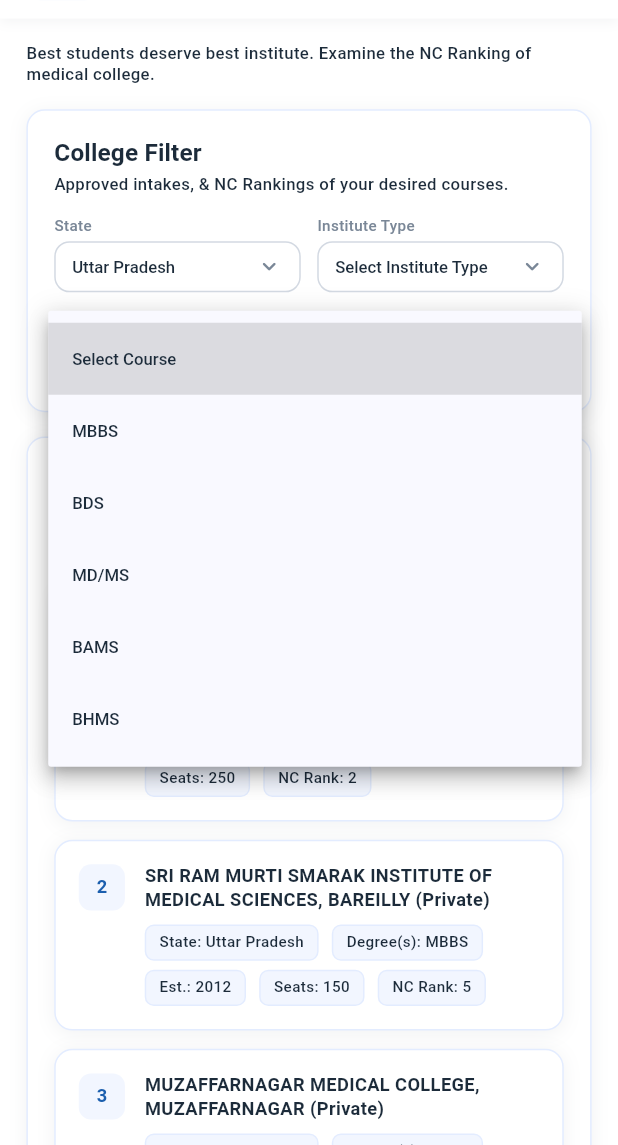
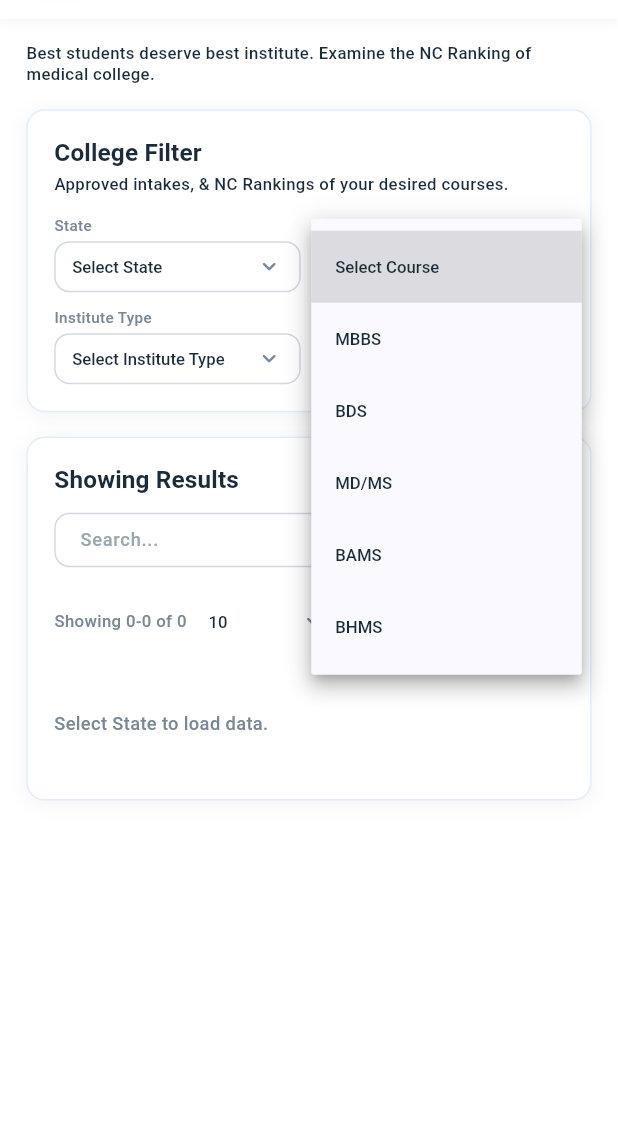
Before and after one commit to Fast-Trade-Technologies/neetCounsellingApp, a Flutter app: the CollegeRankingView screen opened by its route, after a tap on "Select Course", on a phone screen of 412 x 824 dp, the part 91-1236 px from its top. Run offline on Flutter 3.47's test engine with Material 3 defaults, Android fonts, the phone set to English and light mode, and no system bars; our stand-ins replace connectivity_plus, dio, flutter_screenutil, flutter_widget_from_html, get, get_storage and 2 more; missing offline and left inert: curl_logger_dio_interceptor; accounts and stored records are empty.

Commit message:
College Ranking Page APIs

```diff
--- a/lib/api_services/college_ranking_api.dart
+++ b/lib/api_services/college_ranking_api.dart
@@ -7,14 +7,16 @@ import 'package:neetcounsellingapp/app/core/storage/app_storage.dart';
 import 'base_api.dart';
 
 /// GET /college-ranking from NEET Counseling API Postman collection.
-/// Required params: nLoginUserIdNo, state_id_counselling, state_id
-/// Optional: course_id, clinical_type_id, page, per_page
+/// Required: nLoginUserIdNo, state_id_counselling, state_id.
+/// Optional: course_id, clinical_type_id, page (default 1), per_page (default 20, max 100).
 class CollegeRankingApi {
   static const String path = '/college-ranking';
+  static const int maxPerPage = 100;
 
   static final BaseAPI _api = BaseAPI();
 
-  /// GET {{base_url}}/college-ranking with query params.
+  /// GET {{base_url}}/college-ranking
+  /// Query: nLoginUserIdNo, state_id_counselling, state_id, [course_id], [clinical_type_id], [page], [per_page]
   static Future<(bool success, Map<String, dynamic>? data, String? errorMessage)> getCollegeRanking({
     required String stateIdCounselling,
     required String stateId,
@@ -36,8 +38,8 @@ class CollegeRankingApi {
       };
       if (courseId != null && courseId.isNotEmpty) query['course_id'] = courseId;
       if (clinicalTypeId != null && clinicalTypeId.isNotEmpty) query['clinical_type_id'] = clinicalTypeId;
-      if (page != null) query['page'] = page.toString();
-      if (perPage != null) query['per_page'] = perPage.toString();
+      if (page != null && page > 0) query['page'] = page.toString();
+      if (perPage != null && perPage > 0) query['per_page'] = (perPage > maxPerPage ? maxPerPage : perPage).toString();
 
       final response = await _api.get(
         url: path,
--- a/lib/app/modules/tools/college_ranking/college_ranking_controller.dart
+++ b/lib/app/modules/tools/college_ranking/college_ranking_controller.dart
@@ -1,6 +1,8 @@
 import 'package:get/get.dart';
 
+import '../../../../api_services/college_ranking_api.dart';
 import '../../../../api_services/filters_api.dart';
+import '../../../core/snackbar/app_snackbar.dart';
 
 class CollegeRankingRow {
   CollegeRankingRow({
@@ -20,94 +22,317 @@ class CollegeRankingRow {
   final String yearOfEstablishment;
   final String totalSeats;
   final String ncRanking;
+
+  static String _instituteStr(Map<String, dynamic> json) {
+    String str(dynamic v) => (v?.toString() ?? '').trim();
+    final name = str(json['college_name'] ?? json['institute_name'] ?? json['institute'] ?? json['college']);
+    final type = str(json['institute_type_name'] ?? json['institute_type']);
+    if (name.isNotEmpty && type.isNotEmpty) return '$name ($type)';
+    return name.isNotEmpty ? name : type;
+  }
+
+  factory CollegeRankingRow.fromJson(Map<String, dynamic> json) {
+    int toInt(dynamic v) => v is int ? v : int.tryParse(v?.toString() ?? '') ?? 0;
+    String str(dynamic v) => (v?.toString() ?? '').trim();
+    return CollegeRankingRow(
+      sNo: toInt(json['s_no'] ?? json['sNo'] ?? json['serial_no']),
+      instituteAndType: CollegeRankingRow._instituteStr(json),
+      state: str(json['state_name'] ?? json['state']),
+      degreesOffered: str(json['degree'] ?? json['degrees_offered'] ?? json['course_name'] ?? json['course'] ?? json['courses']),
+      yearOfEstablishment: str(json['establishment_year'] ?? json['year_of_establishment'] ?? json['year']),
+      totalSeats: str(json['total_seats'] ?? json['seats'] ?? json['seat_count']),
+      ncRanking: str(json['mm_ranking'] ?? json['nc_ranking'] ?? json['ranking'] ?? json['rank']),
+    );
+  }
 }
 
 class CollegeRankingController extends GetxController {
-  final RxString selectedState = 'Uttar Pradesh'.obs;
+  final RxString selectedState = 'Select State'.obs;
+  final RxString selectedStateId = ''.obs;
   final RxString selectedInstituteType = 'Select Institute Type'.obs;
   final RxString selectedCourse = 'Select Course'.obs;
+  final RxString selectedClinicalType = 'Select Clinical Type'.obs;
+  final RxString selectedClinicalTypeId = ''.obs;
+  final RxInt entriesPerPage = 10.obs;
   final RxString searchQuery = ''.obs;
+  final RxInt currentPage = 1.obs;
+  final RxInt totalCount = 0.obs;
+  final RxBool totalCountFromApi = false.obs;
+  final RxInt paginationFromApi = 0.obs;
+  final RxInt paginationToApi = 0.obs;
+
+  final RxBool filtersLoading = true.obs;
+  final RxBool isLoading = false.obs;
+  final RxString error = ''.obs;
 
   final RxList<FilterItem> stateFilters = <FilterItem>[].obs;
+  final RxList<FilterItem> courseFilters = <FilterItem>[].obs;
+  final RxList<FilterItem> clinicalTypeFilters = <FilterItem>[].obs;
+
   List<String> get states => stateFilters.isEmpty
       ? ['Select State', 'Uttar Pradesh', 'Maharashtra', 'Rajasthan', 'Karnataka']
       : ['Select State', ...stateFilters.map((e) => e.name)];
 
   static const List<String> instituteTypes = ['Select Institute Type', 'Government', 'Private', 'Deemed'];
   static const List<String> courses = ['Select Course', 'MBBS', 'BDS', 'MD/MS', 'BAMS', 'BHMS'];
+  static const List<int> entriesOptions = [10, 25, 50, 100];
 
-  late final List<CollegeRankingRow> _allRows;
+  static const Map<String, String> courseIds = {
+    'MBBS': '1',
+    'BDS': '2',
+    'MD/MS': '3',
+    'BAMS': '4',
+    'BHMS': '5',
+  };
+
+  List<String> get coursesForDropdown => courseFilters.isEmpty
+      ? ['Select Course', ...courses.where((c) => c != 'Select Course')]
+      : ['Select Course', ...courseFilters.map((e) => e.name)];
+
+  List<String> get clinicalTypesForDropdown => clinicalTypeFilters.isEmpty
+      ? ['Select Clinical Type']
+      : ['Select Clinical Type', ...clinicalTypeFilters.map((e) => e.name)];
+
+  late List<CollegeRankingRow> _allRows;
   final RxList<CollegeRankingRow> filteredRows = <CollegeRankingRow>[].obs;
 
   @override
   void onInit() {
     super.onInit();
-    _allRows = _buildSampleRows();
-    _applyFilters();
-    _loadStateFilters();
+    _allRows = [];
+    _loadFilters();
   }
 
-  Future<void> _loadStateFilters() async {
-    final (success, stateList, _) = await FiltersApi.getStates(showLoader: false);
-    if (success && stateList.isNotEmpty) stateFilters.assignAll(stateList);
+  Future<void> _loadFilters() async {
+    filtersLoading.value = true;
+    final (statesOk, stateList, _) = await FiltersApi.getStates(showLoader: false);
+    if (statesOk && stateList.isNotEmpty) {
+      stateFilters.assignAll(stateList);
+    }
+    await _loadFiltersFromCollegeRankingApi();
+    filtersLoading.value = false;
+  }
+
+  Future<void> _loadFiltersFromCollegeRankingApi() async {
+    final stateId = stateFilters.isNotEmpty ? stateFilters.first.id : '2';
+    final (success, data, _) = await CollegeRankingApi.getCollegeRanking(
+      stateIdCounselling: '1',
+      stateId: stateId,
+      page: 1,
+      perPage: 10,
+      showLoader: false,
+    );
+    if (success && data != null) _parseFiltersFromResponse(data);
+  }
+
+  void _parseFiltersFromResponse(Map<String, dynamic> data) {
+    final filters = data['filters'];
+    if (filters is! Map) return;
+    final map = Map<String, dynamic>.from(filters);
+
+    final coursesList = map['courses'];
+    if (coursesList is List) {
+      courseFilters.assignAll(_parseFilterItemList(coursesList));
+    }
+
+    final clinicalList = map['clinical_types'];
+    if (clinicalList is List) {
+      clinicalTypeFilters.assignAll(_parseFilterItemList(clinicalList));
+    }
+  }
+
+  static List<FilterItem> _parseFilterItemList(dynamic raw) {
+    final list = <FilterItem>[];
+    if (raw is! List) return list;
+    for (final e in raw) {
+      if (e is Map) {
+        final m = Map<String, dynamic>.from(e);
+        final id = (m['id']?.toString() ?? '').trim();
+        final name = (m['name']?.toString() ?? '').trim();
+        if (name.isNotEmpty) list.add(FilterItem(id: id, name: name));
+      }
+    }
+    return list;
   }
 
   @override
-  Future<void> refresh() async => _applyFilters();
-
-  List<CollegeRankingRow> _buildSampleRows() {
-    return [
-      CollegeRankingRow(
-        sNo: 1,
-        instituteAndType: 'SCHOOL OF MEDICAL SCIENCES (SHARDA UNIVERSITY) G.NOIDA (Private)',
-        state: 'Uttar Pradesh',
-        degreesOffered: 'MBBS, MD/MS',
-        yearOfEstablishment: '2009',
-        totalSeats: '250',
-        ncRanking: '2',
-      ),
-      CollegeRankingRow(
-        sNo: 2,
-        instituteAndType: 'SRI RAM MURTI SMARAK INSTITUTE OF MEDICAL SCIENCES, BAREILLY (Private)',
-        state: 'Uttar Pradesh',
-        degreesOffered: 'MBBS',
-        yearOfEstablishment: '2012',
-        totalSeats: '150',
-        ncRanking: '5',
-      ),
-      CollegeRankingRow(
-        sNo: 3,
-        instituteAndType: 'MUZAFFARNAGAR MEDICAL COLLEGE, MUZAFFARNAGAR (Private)',
-        state: 'Uttar Pradesh',
-        degreesOffered: 'MBBS',
-        yearOfEstablishment: '2014',
-        totalSeats: '200',
-        ncRanking: '8',
-      ),
-      CollegeRankingRow(
-        sNo: 4,
-        instituteAndType: 'EXAMPLE GOVERNMENT MEDICAL COLLEGE (Government)',
-        state: 'Uttar Pradesh',
-        degreesOffered: 'MBBS, MD/MS',
-        yearOfEstablishment: '1985',
-        totalSeats: '250',
-        ncRanking: '1',
-      ),
-      CollegeRankingRow(
-        sNo: 5,
-        instituteAndType: 'DEEMED UNIVERSITY MEDICAL COLLEGE (Deemed)',
-        state: 'Uttar Pradesh',
-        degreesOffered: 'MBBS, MD/MS, BDS',
-        yearOfEstablishment: '2005',
-        totalSeats: '100',
-        ncRanking: '3',
-      ),
-    ];
+  Future<void> refresh() async {
+    currentPage.value = 1;
+    return loadCollegeRanking(showLoader: false, page: 1);
   }
 
-  void setState(String v) => selectedState.value = v;
+  bool get canLoad => selectedStateId.value.isNotEmpty;
+
+  Future<void> loadCollegeRanking({bool showLoader = true, int? page}) async {
+    if (!canLoad) {
+      _allRows = [];
+      filteredRows.clear();
+      totalCount.value = 0;
+      return;
+    }
+    final pageToLoad = page ?? currentPage.value;
+    if (pageToLoad < 1) return;
+    currentPage.value = pageToLoad;
+    error.value = '';
+    isLoading.value = true;
+
+    String? courseId;
+    if (selectedCourse.value.isNotEmpty && selectedCourse.value != 'Select Course') {
+      if (courseFilters.isNotEmpty) {
+        final match = courseFilters.where((e) => e.name == selectedCourse.value).toList();
+        courseId = match.isNotEmpty ? match.first.id : courseIds[selectedCourse.value];
+      } else {
+        courseId = courseIds[selectedCourse.value];
+      }
+    }
+    String? clinicalTypeId;
+    if (clinicalTypeFilters.isNotEmpty &&
+        selectedClinicalType.value.isNotEmpty &&
+        selectedClinicalType.value != 'Select Clinical Type') {
+      final match = clinicalTypeFilters.where((e) => e.name == selectedClinicalType.value).toList();
+      clinicalTypeId = match.isNotEmpty ? match.first.id : null;
+    }
+
+    final perPage = entriesPerPage.value.clamp(1, CollegeRankingApi.maxPerPage);
+    final (success, data, errorMessage) = await CollegeRankingApi.getCollegeRanking(
+      stateIdCounselling: '1',
+      stateId: selectedStateId.value,
+      courseId: courseId,
+      clinicalTypeId: clinicalTypeId,
+      page: pageToLoad,
+      perPage: perPage,
+      showLoader: showLoader,
+    );
+    isLoading.value = false;
+
+    if (!success || data == null) {
+      error.value = errorMessage ?? 'Failed to load college ranking';
+      AppSnackbar.error('College Ranking', error.value);
+      _allRows = [];
+      filteredRows.clear();
+      totalCount.value = 0;
+      totalCountFromApi.value = false;
+      paginationFromApi.value = 0;
+      paginationToApi.value = 0;
+      return;
+    }
+
+    final pagination = data['pagination'];
+    if (pagination is Map) {
+      final map = Map<String, dynamic>.from(pagination);
+      final rawTotal = map['total'];
+      if (rawTotal != null) {
+        totalCount.value = rawTotal is int ? rawTotal : int.tryParse(rawTotal.toString()) ?? 0;
+        totalCountFromApi.value = true;
+      }
+      paginationFromApi.value = map['from'] is int ? map['from'] as int : int.tryParse(map['from']?.toString() ?? '') ?? 0;
+      paginationToApi.value = map['to'] is int ? map['to'] as int : int.tryParse(map['to']?.toString() ?? '') ?? 0;
+    } else {
+      final rawTotal = data['total'] ?? data['total_count'] ?? data['totalCount'] ?? data['total_records'];
+      if (rawTotal != null) {
+        totalCount.value = rawTotal is int ? rawTotal : int.tryParse(rawTotal.toString()) ?? 0;
+        totalCountFromApi.value = true;
+      } else {
+        totalCountFromApi.value = false;
+      }
+      paginationFromApi.value = 0;
+      paginationToApi.value = 0;
+    }
+
+    // API response: data.colleges = array of ranking rows
+    final rawList = data['colleges'] ?? data['college_ranking'] ?? data['data'] ?? data['list'] ?? data['rankings'];
+    final list = <CollegeRankingRow>[];
+    if (rawList is List) {
+      for (var i = 0; i < rawList.length; i++) {
+        final e = rawList[i];
+        if (e is Map) {
+          final map = Map<String, dynamic>.from(e);
+          if (map['s_no'] == null && map['sNo'] == null) {
+            map['s_no'] = (pageToLoad - 1) * perPage + i + 1;
+          }
+          list.add(CollegeRankingRow.fromJson(map));
+        }
+      }
+      if (totalCount.value == 0) totalCount.value = (pageToLoad - 1) * perPage + list.length;
+    }
+    _allRows = list;
+    _applyFilters();
+    _parseFiltersFromResponse(data);
+  }
+
+  void setState(String v) {
+    selectedState.value = v;
+    if (v == 'Select State') {
+      selectedStateId.value = '';
+    } else {
+      final match = stateFilters.where((e) => e.name == v).toList();
+      selectedStateId.value = match.isEmpty ? '' : match.first.id;
+    }
+    loadCollegeRanking(showLoader: false, page: 1);
+  }
+
   void setInstituteType(String v) => selectedInstituteType.value = v;
-  void setCourse(String v) => selectedCourse.value = v;
+
+  void setCourse(String v) {
+    selectedCourse.value = v;
+    loadCollegeRanking(showLoader: false, page: 1);
+  }
+
+  void setClinicalType(String v) {
+    selectedClinicalType.value = v;
+    if (v == 'Select Clinical Type') {
+      selectedClinicalTypeId.value = '';
+    } else {
+      final match = clinicalTypeFilters.where((e) => e.name == v).toList();
+      selectedClinicalTypeId.value = match.isEmpty ? '' : match.first.id;
+    }
+    loadCollegeRanking(showLoader: false, page: 1);
+  }
+
+  void setEntriesPerPage(int v) {
+    entriesPerPage.value = v;
+    currentPage.value = 1;
+    if (canLoad) loadCollegeRanking(showLoader: false, page: 1);
+  }
+
+  int get totalPages {
+    final perPage = entriesPerPage.value.clamp(1, CollegeRankingApi.maxPerPage);
+    final total = totalCount.value;
+    if (total <= 0 || perPage <= 0) return 0;
+    return (total / perPage).ceil();
+  }
+
+  bool get hasNextPage {
+    if (totalCountFromApi.value) return currentPage.value < totalPages;
+    final perPage = entriesPerPage.value.clamp(1, CollegeRankingApi.maxPerPage);
+    return filteredRows.length >= perPage;
+  }
+
+  bool get hasPreviousPage => currentPage.value > 1;
+
+  void nextPage() {
+    if (hasNextPage) loadCollegeRanking(showLoader: false, page: currentPage.value + 1);
+  }
+
+  void previousPage() {
+    if (hasPreviousPage) loadCollegeRanking(showLoader: false, page: currentPage.value - 1);
+  }
+
+  int get paginationStart {
+    if (paginationFromApi.value > 0 && paginationToApi.value > 0) return paginationFromApi.value;
+    final perPage = entriesPerPage.value.clamp(1, CollegeRankingApi.maxPerPage);
+    if (filteredRows.isEmpty) return 0;
+    return (currentPage.value - 1) * perPage + 1;
+  }
+
+  int get paginationEnd {
+    if (paginationFromApi.value > 0 && paginationToApi.value > 0) return paginationToApi.value;
+    final perPage = entriesPerPage.value.clamp(1, CollegeRankingApi.maxPerPage);
+    final count = filteredRows.length;
+    if (count == 0) return 0;
+    return (currentPage.value - 1) * perPage + count;
+  }
+
   void setSearchQuery(String value) {
     searchQuery.value = value;
     _applyFilters();
--- a/lib/app/modules/tools/college_ranking/college_ranking_view.dart
+++ b/lib/app/modules/tools/college_ranking/college_ranking_view.dart
@@ -60,12 +60,31 @@ class CollegeRankingView extends GetView<CollegeRankingController> {
     );
   }
 
+  Widget _buildClinicalTypeDropdown(BuildContext context) {
+    if (controller.clinicalTypeFilters.isEmpty) return const Expanded(child: SizedBox());
+    return Expanded(
+      child: _FilterDropdown(
+        label: 'Clinical Type',
+        value: controller.selectedClinicalType.value,
+        items: controller.clinicalTypesForDropdown,
+        onChanged: controller.setClinicalType,
+      ),
+    );
+  }
+
   Widget _buildFilterCard(BuildContext context) {
     return Container(
       width: double.infinity,
       padding: EdgeInsets.all(16.w),
       decoration: _cardDecoration(),
-      child: Column(
+      child: Obx(() {
+        if (controller.filtersLoading.value) {
+          return Padding(
+            padding: EdgeInsets.symmetric(vertical: 24.h),
+            child: const Center(child: CircularProgressIndicator()),
+          );
+        }
+        return Column(
           crossAxisAlignment: CrossAxisAlignment.start,
           children: [
             Text('College Filter', style: AppTextStyles.welcomeHeading),
@@ -75,19 +94,112 @@ class CollegeRankingView extends GetView<CollegeRankingController> {
               style: AppTextStyles.detailScreenSubtitle.copyWith(color: AppColors.textDark),
             ),
             SizedBox(height: 14.h),
-          Obx(() => Column(
+            Column(
               children: [
-              Row(children: [Expanded(child: _FilterDropdown(label: 'State', value: controller.selectedState.value, items: controller.states, onChanged: controller.setState)), SizedBox(width: 10.w), Expanded(child: _FilterDropdown(label: 'Institute Type', value: controller.selectedInstituteType.value, items: CollegeRankingController.instituteTypes, onChanged: controller.setInstituteType))]),
+                Row(children: [Expanded(child: _FilterDropdown(label: 'State', value: controller.selectedState.value, items: controller.states, onChanged: controller.setState)), SizedBox(width: 10.w), Expanded(child: _FilterDropdown(label: 'Course', value: controller.selectedCourse.value, items: controller.coursesForDropdown, onChanged: controller.setCourse))]),
                 SizedBox(height: 10.h),
-              Row(children: [Expanded(child: _FilterDropdown(label: 'Course', value: controller.selectedCourse.value, items: CollegeRankingController.courses, onChanged: controller.setCourse))]),
+                Row(children: [Expanded(child: _FilterDropdown(label: 'Institute Type', value: controller.selectedInstituteType.value, items: CollegeRankingController.instituteTypes, onChanged: controller.setInstituteType)), SizedBox(width: 10.w), _buildClinicalTypeDropdown(context)]),
               ],
-          )),
+            ),
+          ],
+        );
+      }),
+    );
+  }
+
+  Widget _buildPaginationBar(BuildContext context) {
+    return Row(
+      children: [
+        Expanded(
+          child: Obx(() {
+            final total = controller.totalCount.value;
+            final fromApi = controller.totalCountFromApi.value;
+            final start = controller.paginationStart;
+            final end = controller.paginationEnd;
+            final text = controller.filteredRows.isEmpty
+                ? 'Showing 0-0 of 0'
+                : (fromApi && total > 0 ? 'Showing $start-$end of $total' : 'Showing $start-$end');
+            return Text(
+              text,
+              style: AppTextStyles.bodyS.copyWith(color: AppColors.textMuted, fontSize: 11.sp),
+            );
+          }),
+        ),
+        SizedBox(width: 8.w),
+        Obx(() {
+          final perPage = controller.entriesPerPage.value;
+          return SizedBox(
+            width: 72.w,
+            child: DropdownButtonHideUnderline(
+              child: DropdownButton<int>(
+                value: CollegeRankingController.entriesOptions.contains(perPage) ? perPage : CollegeRankingController.entriesOptions.first,
+                isExpanded: true,
+                isDense: true,
+                icon: Icon(Icons.keyboard_arrow_down_rounded, size: 18.sp, color: AppColors.textMuted),
+                style: AppTextStyles.bodyS.copyWith(color: AppColors.textDark, fontSize: 11.sp),
+                items: CollegeRankingController.entriesOptions
+                    .map((e) => DropdownMenuItem<int>(value: e, child: Text('$e')))
+                    .toList(),
+                onChanged: (v) => v != null ? controller.setEntriesPerPage(v) : null,
+              ),
+            ),
+          );
+        }),
+        Text(' per page', style: AppTextStyles.bodyS.copyWith(color: AppColors.textMuted, fontSize: 11.sp)),
+        SizedBox(width: 12.w),
+        Obx(() {
+          final hasPrev = controller.hasPreviousPage;
+          return IconButton(
+            onPressed: hasPrev ? controller.previousPage : null,
+            icon: Icon(Icons.chevron_left_rounded, size: 24.sp, color: hasPrev ? AppColors.primaryBlue : AppColors.textMuted),
+            padding: EdgeInsets.zero,
+            constraints: BoxConstraints(minWidth: 36.w, minHeight: 36.w),
+          );
+        }),
+        Obx(() {
+          final hasNext = controller.hasNextPage;
+          return IconButton(
+            onPressed: hasNext ? controller.nextPage : null,
+            icon: Icon(Icons.chevron_right_rounded, size: 24.sp, color: hasNext ? AppColors.primaryBlue : AppColors.textMuted),
+            padding: EdgeInsets.zero,
+            constraints: BoxConstraints(minWidth: 36.w, minHeight: 36.w),
+          );
+        }),
+      ],
+    );
+  }
+
+  Widget _buildResultsSection(BuildContext context) {
+    return Obx(() {
+      if (controller.isLoading.value && controller.filteredRows.isEmpty) {
+        return Container(
+          width: double.infinity,
+          padding: EdgeInsets.all(24.w),
+          decoration: _cardDecoration(),
+          child: const Center(child: CircularProgressIndicator()),
+        );
+      }
+      if (controller.error.value.isNotEmpty && controller.filteredRows.isEmpty && controller.canLoad) {
+        return Container(
+          width: double.infinity,
+          padding: EdgeInsets.all(16.w),
+          decoration: _cardDecoration(),
+          child: Column(
+            crossAxisAlignment: CrossAxisAlignment.start,
+            children: [
+              Text('Showing Results', style: AppTextStyles.welcomeHeading),
+              SizedBox(height: 16.h),
+              Center(
+                child: Text(
+                  controller.error.value,
+                  style: AppTextStyles.bodyS.copyWith(color: AppColors.textMuted),
+                  textAlign: TextAlign.center,
+                ),
+              ),
             ],
           ),
         );
       }
-
-  Widget _buildResultsSection(BuildContext context) {
       return Container(
         width: double.infinity,
         padding: EdgeInsets.all(16.w),
@@ -104,19 +216,15 @@ class CollegeRankingView extends GetView<CollegeRankingController> {
                 hintStyle: AppTextStyles.fieldHint,
                 filled: true,
                 fillColor: Colors.white,
-              border: OutlineInputBorder(
-                borderRadius: BorderRadius.circular(10.r),
-                borderSide: const BorderSide(color: AppColors.border),
-              ),
-              enabledBorder: OutlineInputBorder(
-                borderRadius: BorderRadius.circular(10.r),
-                borderSide: const BorderSide(color: AppColors.border),
-              ),
+                border: OutlineInputBorder(borderRadius: BorderRadius.circular(10.r), borderSide: const BorderSide(color: AppColors.border)),
+                enabledBorder: OutlineInputBorder(borderRadius: BorderRadius.circular(10.r), borderSide: const BorderSide(color: AppColors.border)),
                 contentPadding: EdgeInsets.symmetric(horizontal: 12.w, vertical: 10.h),
                 isDense: true,
               ),
               style: AppTextStyles.bodyS.copyWith(color: AppColors.textDark),
             ),
+            SizedBox(height: 12.h),
+            _buildPaginationBar(context),
             SizedBox(height: 12.h),
             Obx(() {
               final list = controller.filteredRows;
@@ -124,15 +232,18 @@ class CollegeRankingView extends GetView<CollegeRankingController> {
                 return Padding(
                   padding: EdgeInsets.symmetric(vertical: 24.h),
                   child: Text(
-                  'No results found.',
+                    controller.canLoad ? 'No results found.' : 'Select State to load data.',
                     style: AppTextStyles.bodyS.copyWith(color: AppColors.textMuted),
+                    textAlign: TextAlign.center,
                   ),
                 );
               }
+              final perPage = controller.entriesPerPage.value;
+              final startIndex = (controller.currentPage.value - 1) * perPage;
               return Column(
                 children: [
                   for (int i = 0; i < list.length; i++) ...[
-                  _CollegeRankingCard(row: list[i]),
+                    _CollegeRankingCard(row: list[i], serialNumber: startIndex + i + 1),
                     if (i < list.length - 1) SizedBox(height: 12.h),
                   ],
                 ],
@@ -141,13 +252,15 @@ class CollegeRankingView extends GetView<CollegeRankingController> {
           ],
         ),
       );
+    });
   }
 }
 
 class _CollegeRankingCard extends StatelessWidget {
-  const _CollegeRankingCard({required this.row});
+  const _CollegeRankingCard({required this.row, required this.serialNumber});
 
   final CollegeRankingRow row;
+  final int serialNumber;
 
   @override
   Widget build(BuildContext context) {
@@ -181,7 +294,7 @@ class _CollegeRankingCard extends StatelessWidget {
                   borderRadius: BorderRadius.circular(8.r),
                 ),
                 child: Text(
-                  '${row.sNo}',
+                  '$serialNumber',
                   style: AppTextStyles.bodyS.copyWith(
                     color: AppColors.primaryBlue,
                     fontWeight: FontWeight.w700,
```
Lines whose indentation alone changed are shown as unchanged.
